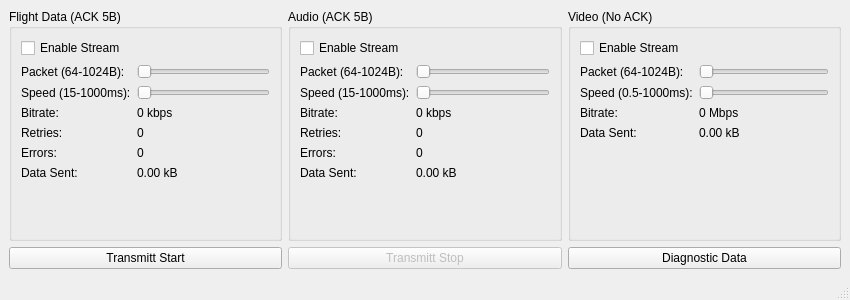
The window that mainwindow.ui (ZdenekZechovsky/DataToCARE_100_v1_0) describes before a commit, drawn with Qt 5.
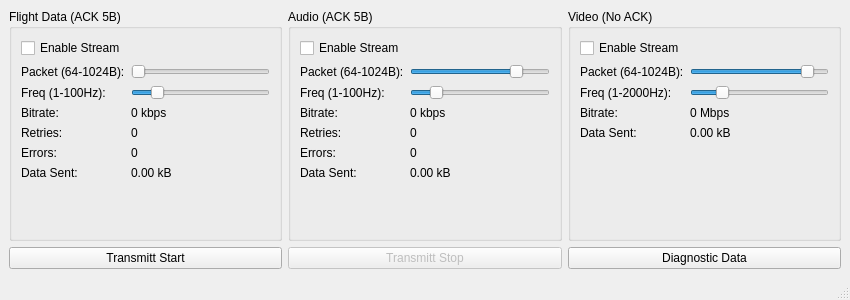
The same window after the commit.

What changed in the file:
```diff
--- a/mainwindow.ui
+++ b/mainwindow.ui
@@ -20,22 +20,95 @@
          <item row="0" column="0" colspan="2">
           <widget class="QCheckBox" name="cb_fd_enable"><property name="text"><string>Enable Stream</string></property></widget>
          </item>
-         <item row="1" column="0"><widget class="QLabel"><property name="text"><string>Packet (64-1024B):</string></property></widget></item>
+         <item row="1" column="0">
+          <widget class="QLabel" name="label">
+           <property name="text">
+            <string>Packet (64-1024B):</string>
+           </property>
+          </widget>
+         </item>
          <item row="1" column="1">
           <widget class="QSlider" name="slider_fd_size"><property name="orientation"><enum>Qt::Horizontal</enum></property><property name="minimum"><number>64</number></property><property name="maximum"><number>1024</number></property></widget>
          </item>
-         <item row="2" column="0"><widget class="QLabel"><property name="text"><string>Speed (15-1000ms):</string></property></widget></item>
+         <item row="2" column="0">
+          <widget class="QLabel" name="label">
+           <property name="text">
+            <string>Freq (1-100Hz):</string>
+           </property>
+          </widget>
+         </item>
          <item row="2" column="1">
-          <widget class="QSlider" name="slider_fd_speed"><property name="orientation"><enum>Qt::Horizontal</enum></property><property name="minimum"><number>15</number></property><property name="maximum"><number>1000</number></property></widget>
+          <widget class="QSlider" name="slider_fd_speed">
+           <property name="minimum">
+            <number>1</number>
+           </property>
+           <property name="maximum">
+            <number>100</number>
+           </property>
+           <property name="value">
+            <number>16</number>
+           </property>
+           <property name="orientation">
+            <enum>Qt::Orientation::Horizontal</enum>
+           </property>
+          </widget>
          </item>
-         <item row="3" column="0"><widget class="QLabel"><property name="text"><string>Bitrate:</string></property></widget></item>
-         <item row="3" column="1"><widget class="QLabel" name="lbl_fd_bitrate"><property name="text"><string>0 kbps</string></property></widget></item>
-         <item row="4" column="0"><widget class="QLabel"><property name="text"><string>Retries:</string></property></widget></item>
-         <item row="4" column="1"><widget class="QLabel" name="lbl_fd_retries"><property name="text"><string>0</string></property></widget></item>
-         <item row="5" column="0"><widget class="QLabel"><property name="text"><string>Errors:</string></property></widget></item>
-         <item row="5" column="1"><widget class="QLabel" name="lbl_fd_errors"><property name="text"><string>0</string></property></widget></item>
-         <item row="6" column="0"><widget class="QLabel"><property name="text"><string>Data Sent:</string></property></widget></item>
-         <item row="6" column="1"><widget class="QLabel" name="lbl_fd_sent"><property name="text"><string>0.00 kB</string></property></widget></item>
+         <item row="3" column="0">
+          <widget class="QLabel" name="label">
+           <property name="text">
+            <string>Bitrate:</string>
+           </property>
+          </widget>
+         </item>
+         <item row="3" column="1">
+          <widget class="QLabel" name="lbl_fd_bitrate">
+           <property name="text">
+            <string>0 kbps</string>
+           </property>
+          </widget>
+         </item>
+         <item row="4" column="0">
+          <widget class="QLabel" name="label">
+           <property name="text">
+            <string>Retries:</string>
+           </property>
+          </widget>
+         </item>
+         <item row="4" column="1">
+          <widget class="QLabel" name="lbl_fd_retries">
+           <property name="text">
+            <string>0</string>
+           </property>
+          </widget>
+         </item>
+         <item row="5" column="0">
+          <widget class="QLabel" name="label">
+           <property name="text">
+            <string>Errors:</string>
+           </property>
+          </widget>
+         </item>
+         <item row="5" column="1">
+          <widget class="QLabel" name="lbl_fd_errors">
+           <property name="text">
+            <string>0</string>
+           </property>
+          </widget>
+         </item>
+         <item row="6" column="0">
+          <widget class="QLabel" name="label">
+           <property name="text">
+            <string>Data Sent:</string>
+           </property>
+          </widget>
+         </item>
+         <item row="6" column="1">
+          <widget class="QLabel" name="lbl_fd_sent">
+           <property name="text">
+            <string>0.00 kB</string>
+           </property>
+          </widget>
+         </item>
         </layout>
        </widget>
       </item>
@@ -47,22 +120,108 @@
          <item row="0" column="0" colspan="2">
           <widget class="QCheckBox" name="cb_audio_enable"><property name="text"><string>Enable Stream</string></property></widget>
          </item>
-         <item row="1" column="0"><widget class="QLabel"><property name="text"><string>Packet (64-1024B):</string></property></widget></item>
+         <item row="1" column="0">
+          <widget class="QLabel" name="label">
+           <property name="text">
+            <string>Packet (64-1024B):</string>
+           </property>
+          </widget>
+         </item>
          <item row="1" column="1">
-          <widget class="QSlider" name="slider_audio_size"><property name="orientation"><enum>Qt::Horizontal</enum></property><property name="minimum"><number>64</number></property><property name="maximum"><number>1024</number></property></widget>
+          <widget class="QSlider" name="slider_audio_size">
+           <property name="minimum">
+            <number>64</number>
+           </property>
+           <property name="maximum">
+            <number>1300</number>
+           </property>
+           <property name="value">
+            <number>1043</number>
+           </property>
+           <property name="orientation">
+            <enum>Qt::Orientation::Horizontal</enum>
+           </property>
+          </widget>
          </item>
-         <item row="2" column="0"><widget class="QLabel"><property name="text"><string>Speed (15-1000ms):</string></property></widget></item>
+         <item row="2" column="0">
+          <widget class="QLabel" name="label">
+           <property name="text">
+            <string>Freq (1-100Hz):</string>
+           </property>
+          </widget>
+         </item>
          <item row="2" column="1">
-          <widget class="QSlider" name="slider_audio_speed"><property name="orientation"><enum>Qt::Horizontal</enum></property><property name="minimum"><number>15</number></property><property name="maximum"><number>1000</number></property></widget>
+          <widget class="QSlider" name="slider_audio_speed">
+           <property name="minimum">
+            <number>1</number>
+           </property>
+           <property name="maximum">
+            <number>100</number>
+           </property>
+           <property name="value">
+            <number>16</number>
+           </property>
+           <property name="orientation">
+            <enum>Qt::Orientation::Horizontal</enum>
+           </property>
+          </widget>
          </item>
-         <item row="3" column="0"><widget class="QLabel"><property name="text"><string>Bitrate:</string></property></widget></item>
-         <item row="3" column="1"><widget class="QLabel" name="lbl_audio_bitrate"><property name="text"><string>0 kbps</string></property></widget></item>
-         <item row="4" column="0"><widget class="QLabel"><property name="text"><string>Retries:</string></property></widget></item>
-         <item row="4" column="1"><widget class="QLabel" name="lbl_audio_retries"><property name="text"><string>0</string></property></widget></item>
-         <item row="5" column="0"><widget class="QLabel"><property name="text"><string>Errors:</string></property></widget></item>
-         <item row="5" column="1"><widget class="QLabel" name="lbl_audio_errors"><property name="text"><string>0</string></property></widget></item>
-         <item row="6" column="0"><widget class="QLabel"><property name="text"><string>Data Sent:</string></property></widget></item>
-         <item row="6" column="1"><widget class="QLabel" name="lbl_audio_sent"><property name="text"><string>0.00 kB</string></property></widget></item>
+         <item row="3" column="0">
+          <widget class="QLabel" name="label">
+           <property name="text">
+            <string>Bitrate:</string>
+           </property>
+          </widget>
+         </item>
+         <item row="3" column="1">
+          <widget class="QLabel" name="lbl_audio_bitrate">
+           <property name="text">
+            <string>0 kbps</string>
+           </property>
+          </widget>
+         </item>
+         <item row="4" column="0">
+          <widget class="QLabel" name="label">
+           <property name="text">
+            <string>Retries:</string>
+           </property>
+          </widget>
+         </item>
+         <item row="4" column="1">
+          <widget class="QLabel" name="lbl_audio_retries">
+           <property name="text">
+            <string>0</string>
+           </property>
+          </widget>
+         </item>
+         <item row="5" column="0">
+          <widget class="QLabel" name="label">
+           <property name="text">
+            <string>Errors:</string>
+           </property>
+          </widget>
+         </item>
+         <item row="5" column="1">
+          <widget class="QLabel" name="lbl_audio_errors">
+           <property name="text">
+            <string>0</string>
+           </property>
+          </widget>
+         </item>
+         <item row="6" column="0">
+          <widget class="QLabel" name="label">
+           <property name="text">
+            <string>Data Sent:</string>
+           </property>
+          </widget>
+         </item>
+         <item row="6" column="1">
+          <widget class="QLabel" name="lbl_audio_sent">
+           <property name="text">
+            <string>0.00 kB</string>
+           </property>
+          </widget>
+         </item>
         </layout>
        </widget>
       </item>
@@ -74,18 +233,80 @@
          <item row="0" column="0" colspan="2">
           <widget class="QCheckBox" name="cb_video_enable"><property name="text"><string>Enable Stream</string></property></widget>
          </item>
-         <item row="1" column="0"><widget class="QLabel"><property name="text"><string>Packet (64-1024B):</string></property></widget></item>
+         <item row="1" column="0">
+          <widget class="QLabel" name="label">
+           <property name="text">
+            <string>Packet (64-1024B):</string>
+           </property>
+          </widget>
+         </item>
          <item row="1" column="1">
-          <widget class="QSlider" name="slider_video_size"><property name="orientation"><enum>Qt::Horizontal</enum></property><property name="minimum"><number>64</number></property><property name="maximum"><number>1024</number></property></widget>
+          <widget class="QSlider" name="slider_video_size">
+           <property name="minimum">
+            <number>64</number>
+           </property>
+           <property name="maximum">
+            <number>1472</number>
+           </property>
+           <property name="value">
+            <number>1316</number>
+           </property>
+           <property name="orientation">
+            <enum>Qt::Orientation::Horizontal</enum>
+           </property>
+          </widget>
          </item>
-         <item row="2" column="0"><widget class="QLabel"><property name="text"><string>Speed (0.5-1000ms):</string></property></widget></item>
+         <item row="2" column="0">
+          <widget class="QLabel" name="label">
+           <property name="text">
+            <string>Freq (1-2000Hz):</string>
+           </property>
+          </widget>
+         </item>
          <item row="2" column="1">
-          <widget class="QSlider" name="slider_video_speed"><property name="orientation"><enum>Qt::Horizontal</enum></property><property name="minimum"><number>5</number></property><property name="maximum"><number>10000</number></property></widget>
+          <widget class="QSlider" name="slider_video_speed">
+           <property name="minimum">
+            <number>1</number>
+           </property>
+           <property name="maximum">
+            <number>2000</number>
+           </property>
+           <property name="value">
+            <number>400</number>
+           </property>
+           <property name="orientation">
+            <enum>Qt::Orientation::Horizontal</enum>
+           </property>
+          </widget>
          </item>
-         <item row="3" column="0"><widget class="QLabel"><property name="text"><string>Bitrate:</string></property></widget></item>
-         <item row="3" column="1"><widget class="QLabel" name="lbl_video_bitrate"><property name="text"><string>0 Mbps</string></property></widget></item>
-         <item row="4" column="0"><widget class="QLabel"><property name="text"><string>Data Sent:</string></property></widget></item>
-         <item row="4" column="1"><widget class="QLabel" name="lbl_video_sent"><property name="text"><string>0.00 kB</string></property></widget></item>
+         <item row="3" column="0">
+          <widget class="QLabel" name="label">
+           <property name="text">
+            <string>Bitrate:</string>
+           </property>
+          </widget>
+         </item>
+         <item row="3" column="1">
+          <widget class="QLabel" name="lbl_video_bitrate">
+           <property name="text">
+            <string>0 Mbps</string>
+           </property>
+          </widget>
+         </item>
+         <item row="4" column="0">
+          <widget class="QLabel" name="label">
+           <property name="text">
+            <string>Data Sent:</string>
+           </property>
+          </widget>
+         </item>
+         <item row="4" column="1">
+          <widget class="QLabel" name="lbl_video_sent">
+           <property name="text">
+            <string>0.00 kB</string>
+           </property>
+          </widget>
+         </item>
         </layout>
        </widget>
       </item>
```
Left out of the diff: 81 changed lines with no effect on the pictures.
